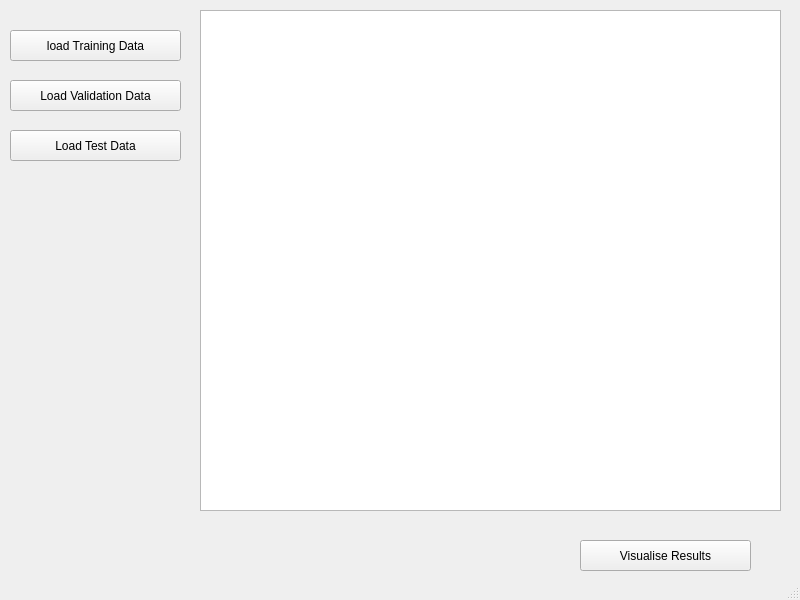
ICSuser667/IPS-Image-processing-system-, file ips_main_gui.ui: the form before one commit.
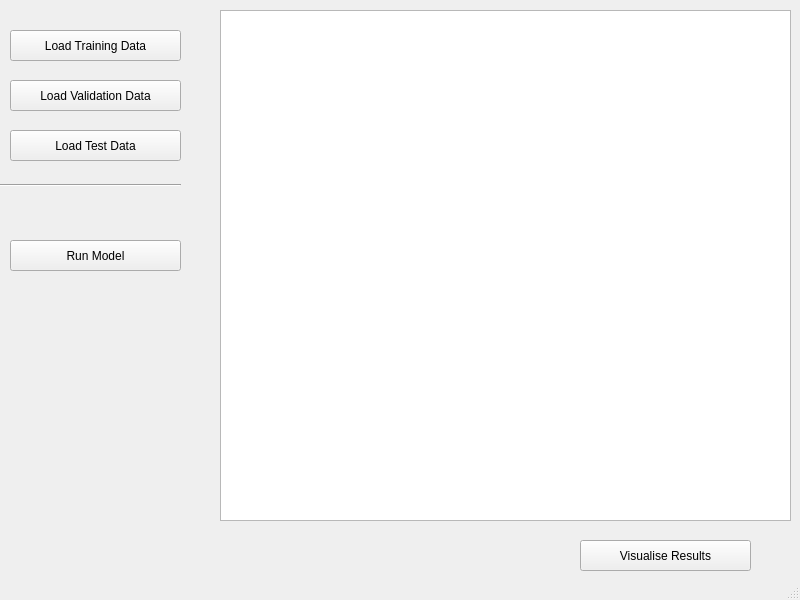
The form after the commit.

```diff
--- a/ips_main_gui.ui
+++ b/ips_main_gui.ui
@@ -24,7 +24,7 @@
      </rect>
     </property>
     <property name="text">
-     <string>load Training Data</string>
+     <string>Load Training Data</string>
     </property>
    </widget>
    <widget class="QPushButton" name="pushButton_testData">
@@ -66,13 +66,39 @@
      <string>Visualise Results</string>
     </property>
    </widget>
-   <widget class="QListView" name="listView_display">
+   <widget class="QPushButton" name="pushButton_runModel">
     <property name="geometry">
      <rect>
-      <x>200</x>
+      <x>10</x>
+      <y>240</y>
+      <width>171</width>
+      <height>31</height>
+     </rect>
+    </property>
+    <property name="text">
+     <string>Run Model</string>
+    </property>
+   </widget>
+   <widget class="Line" name="line">
+    <property name="geometry">
+     <rect>
+      <x>0</x>
+      <y>160</y>
+      <width>181</width>
+      <height>51</height>
+     </rect>
+    </property>
+    <property name="orientation">
+     <enum>Qt::Horizontal</enum>
+    </property>
+   </widget>
+   <widget class="QListWidget" name="listWidget">
+    <property name="geometry">
+     <rect>
+      <x>220</x>
       <y>10</y>
-      <width>581</width>
-      <height>501</height>
+      <width>571</width>
+      <height>511</height>
      </rect>
     </property>
    </widget>
```
Left out of the diff: 17 changed lines with no effect on the pictures.
